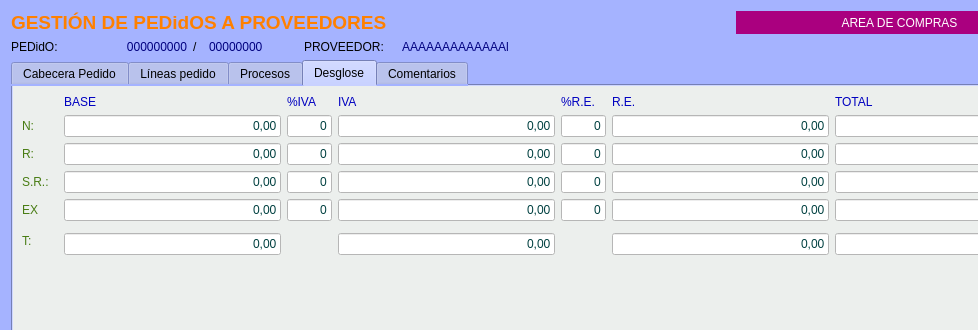
This is Zona_Compras/frmpedidosproveedor.ui in arcnexus/RedFoX as Qt 5 draws it before an edit; both pictures show x 0 to 978 and y 0 to 330 of the 1074 by 569 pixel window. The edited form follows.
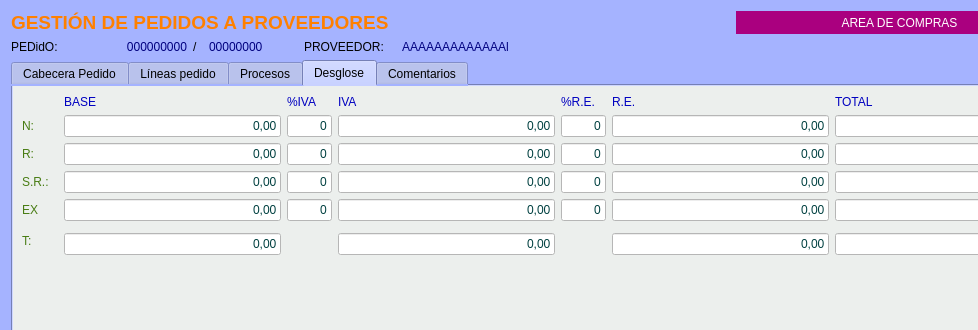
This is the edited form. The open tabs and pages were chosen to show the change. Icons and pictures are not drawn.

Patch:
```diff
--- a/Zona_Compras/frmpedidosproveedor.ui
+++ b/Zona_Compras/frmpedidosproveedor.ui
@@ -24,7 +24,7 @@
    <item row="0" column="0" colspan="5">
     <widget class="QLabel" name="label_36">
      <property name="text">
-      <string>&lt;html&gt;&lt;head/&gt;&lt;body&gt;&lt;p&gt;&lt;span style=&quot; font-size:14pt; font-weight:600; color:#ff8000;&quot;&gt;GESTIÓN DE PEDidOS A PROVEEDORES&lt;/span&gt;&lt;/p&gt;&lt;/body&gt;&lt;/html&gt;</string>
+      <string>&lt;html&gt;&lt;head/&gt;&lt;body&gt;&lt;p&gt;&lt;span style=&quot; font-size:14pt; font-weight:600; color:#ff8000;&quot;&gt;GESTIÓN DE PEDIDOS A PROVEEDORES&lt;/span&gt;&lt;/p&gt;&lt;/body&gt;&lt;/html&gt;</string>
      </property>
     </widget>
    </item>
@@ -1100,7 +1100,7 @@
           </widget>
          </item>
          <item row="2" column="2">
-          <widget class="QLineEdit" name="txtiva2">
+          <widget class="QLineEdit" name="txtporc_iva2">
            <property name="enabled">
             <bool>false</bool>
            </property>
@@ -1290,7 +1290,7 @@
           </widget>
          </item>
          <item row="2" column="5">
-          <widget class="QLineEdit" name="txtporc_rec2">
+          <widget class="QLineEdit" name="txtrec2">
            <property name="enabled">
             <bool>false</bool>
            </property>
@@ -1436,7 +1436,7 @@
           </widget>
          </item>
          <item row="4" column="5">
-          <widget class="QLineEdit" name="txtporc_rec4">
+          <widget class="QLineEdit" name="txtrec4">
            <property name="enabled">
             <bool>false</bool>
            </property>
@@ -1482,7 +1482,7 @@
           </widget>
          </item>
          <item row="1" column="5">
-          <widget class="QLineEdit" name="txtporc_rec1">
+          <widget class="QLineEdit" name="txtrec1">
            <property name="enabled">
             <bool>false</bool>
            </property>
```
Left out of the diff: 22 changed lines with no effect on the pictures.
